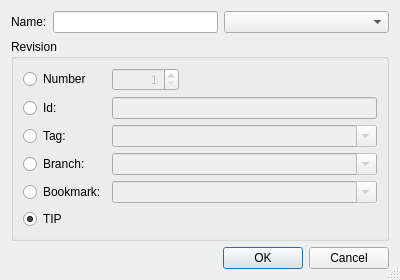
First picture: the form in Plugins/VcsPlugins/vcsMercurial/BookmarksExtension/HgBookmarkDialog.ui, repository testmana2/test, before the edit.
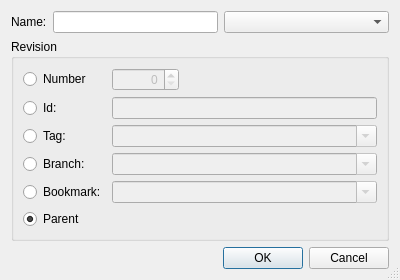
Second picture: the form after the edit.

```diff
--- a/Plugins/VcsPlugins/vcsMercurial/BookmarksExtension/HgBookmarkDialog.ui
+++ b/Plugins/VcsPlugins/vcsMercurial/BookmarksExtension/HgBookmarkDialog.ui
@@ -7,7 +7,7 @@
     <x>0</x>
     <y>0</y>
     <width>400</width>
-    <height>276</height>
+    <height>255</height>
    </rect>
   </property>
   <property name="windowTitle">
@@ -75,9 +75,6 @@
         <property name="alignment">
          <set>Qt::AlignRight</set>
         </property>
-        <property name="minimum">
-         <number>1</number>
-        </property>
         <property name="maximum">
          <number>999999999</number>
         </property>
@@ -209,7 +206,7 @@
          <string>Select tip revision of repository</string>
         </property>
         <property name="text">
-         <string>TIP</string>
+         <string>Parent</string>
         </property>
         <property name="checked">
          <bool>true</bool>
```
